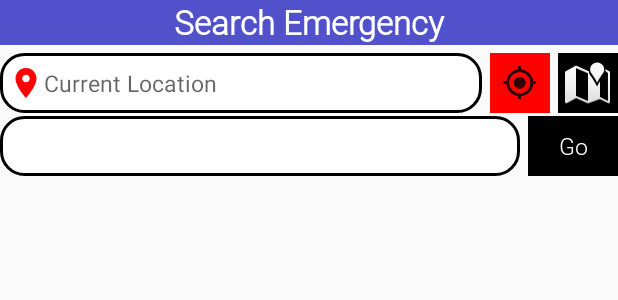
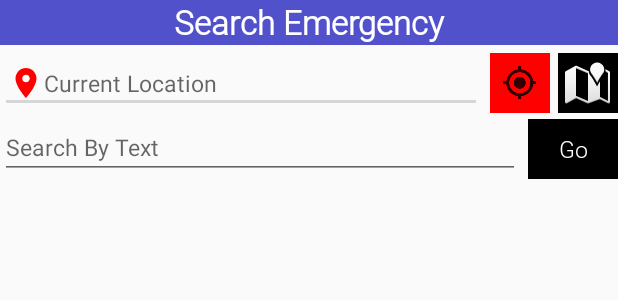
Before and after one commit to RupaliGoel/Sahayyam, an Android app: the layout fragment_search_emergency.xml on its own in the app's theme, with its tools: preview values and no code run, on a phone screen of 412 x 824 dp. Shown: the top 300 px of the screen. Run offline under Robolectric (Android 15) with nearby library versions, the phone set to English and light mode, and no system bars.

Commit message:
boxes edit searchemergency

```diff
--- a/app/src/main/java/com/example/rupali/sos/SearchEmergency.java
+++ b/app/src/main/java/com/example/rupali/sos/SearchEmergency.java
@@ -29,6 +29,7 @@ import android.view.ViewGroup;
 import android.widget.AdapterView;
 import android.widget.AutoCompleteTextView;
 import android.widget.Button;
+import android.widget.EditText;
 import android.widget.ImageButton;
 import android.widget.ListView;
 import android.widget.Toast;
@@ -72,7 +73,7 @@ public class SearchEmergency extends Fragment {
     //-------------------------------listview---------------------------------------------------
 
     ListView EmergencyListView = null;
-    ClearableEditText searchByText;
+    EditText searchByText;
     JSONArray jsonArray = null;
     JSONObject jsonObject;
 
--- a/app/src/main/res/layout/fragment_search_emergency.xml
+++ b/app/src/main/res/layout/fragment_search_emergency.xml
@@ -51,10 +51,9 @@
         android:drawableLeft="@drawable/ic_location"
         android:layout_toLeftOf="@+id/LocationButton"
         android:padding="5dip"
-        android:background="@drawable/edit_text_style"
         />
 
-    <com.example.rupali.sos.ClearableEditText
+    <EditText
         android:id="@+id/textSearch"
         android:layout_width="match_parent"
         android:layout_height="wrap_content"
```
